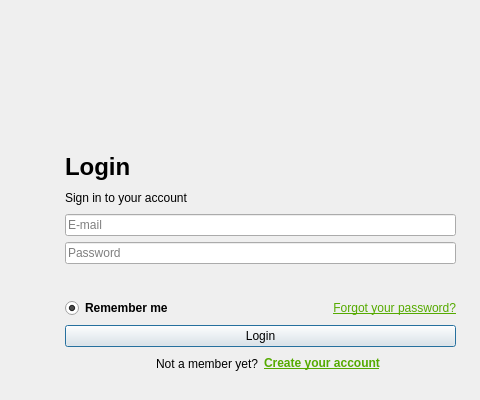
First picture: the form in src/gui/ui_files/login_dialog.ui, repository medusabci/medusa-platform, before the edit; both pictures show x 315 to 795 and y 0 to 400 of the 795 by 400 pixel window.
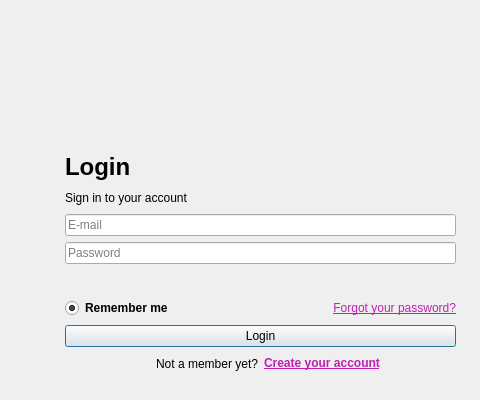
Second picture: the form after the edit.

Patch:
```diff
--- a/src/gui/ui_files/login_dialog.ui
+++ b/src/gui/ui_files/login_dialog.ui
@@ -131,7 +131,7 @@
            <enum>Qt::LeftToRight</enum>
           </property>
           <property name="text">
-           <string>&lt;html&gt;&lt;head/&gt;&lt;body&gt;&lt;p&gt;&lt;a href=&quot;http://www.medusabci.com/reset-password/&quot;&gt;&lt;span style=&quot; text-decoration: underline; color:#55aa00;&quot;&gt;Forgot your password?&lt;/span&gt;&lt;/a&gt;&lt;/p&gt;&lt;/body&gt;&lt;/html&gt;</string>
+           <string>&lt;html&gt;&lt;head/&gt;&lt;body&gt;&lt;p&gt;&lt;a href=&quot;http://www.medusabci.com/reset-password/&quot;&gt;&lt;span style=&quot; text-decoration: underline; color:#bb22b3;&quot;&gt;Forgot your password?&lt;/span&gt;&lt;/a&gt;&lt;/p&gt;&lt;/body&gt;&lt;/html&gt;</string>
           </property>
           <property name="alignment">
            <set>Qt::AlignRight|Qt::AlignTrailing|Qt::AlignVCenter</set>
@@ -173,7 +173,7 @@
            </font>
           </property>
           <property name="text">
-           <string>&lt;html&gt;&lt;head/&gt;&lt;body&gt;&lt;p&gt;&lt;a href=&quot;http://www.medusabci.com/signup/&quot;&gt;&lt;span style=&quot; text-decoration: underline; color:#55aa00;&quot;&gt;Create your account&lt;/span&gt;&lt;/a&gt;&lt;/p&gt;&lt;/body&gt;&lt;/html&gt;</string>
+           <string>&lt;html&gt;&lt;head/&gt;&lt;body&gt;&lt;p&gt;&lt;a href=&quot;http://www.medusabci.com/signup/&quot;&gt;&lt;span style=&quot; text-decoration: underline; color:#bb22b3;&quot;&gt;Create your account&lt;/span&gt;&lt;/a&gt;&lt;/p&gt;&lt;/body&gt;&lt;/html&gt;</string>
           </property>
           <property name="openExternalLinks">
            <bool>true</bool>
```
